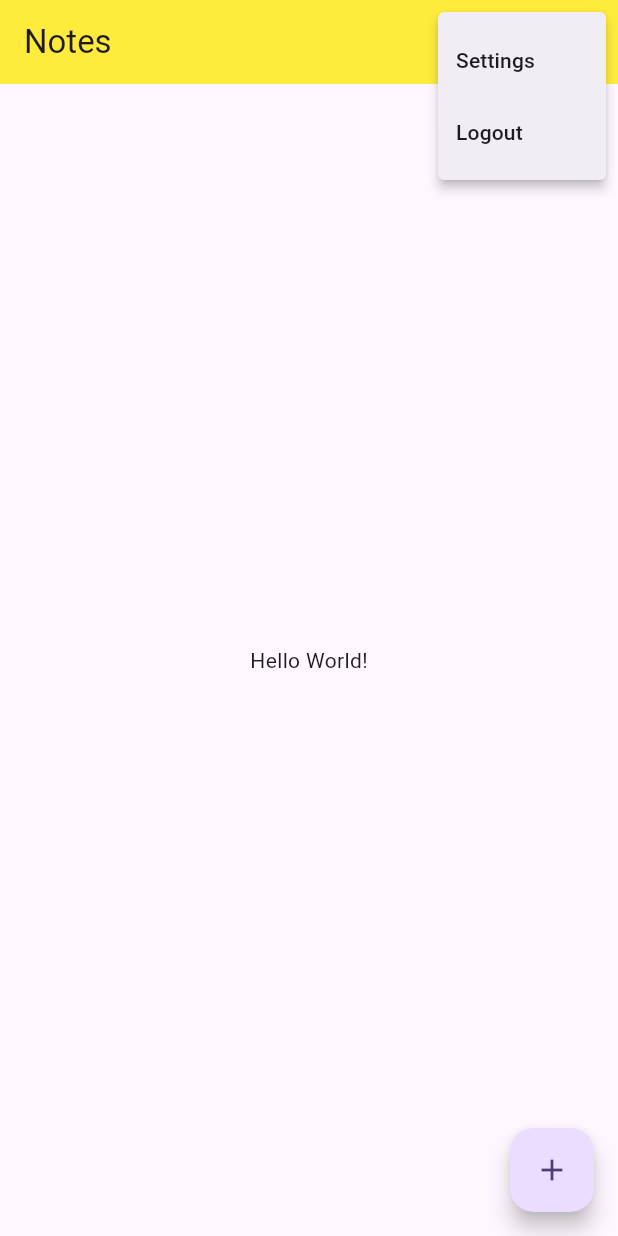
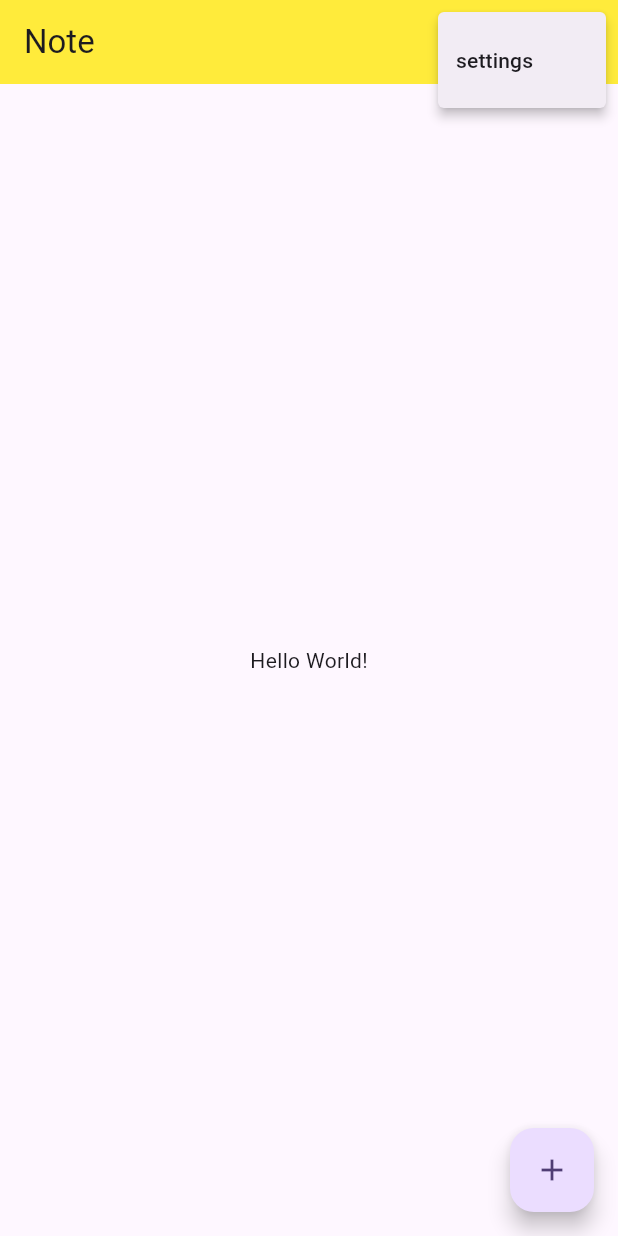
Before and after one commit to SardarHossaini/Notes-App, a Flutter app: the screen it shows after launch, after a tap on the "more vert" icon, on a phone screen of 412 x 824 dp. Run offline on Flutter 3.47's test engine with Material 3 defaults, Android fonts, the phone set to English and light mode, and no system bars.

Commit message:
add the popup menuItem in appBar

```diff
--- a/lib/home.dart
+++ b/lib/home.dart
@@ -2,7 +2,8 @@ import 'package:flutter/material.dart';
 import 'constants.dart';
 
 class MyHomePage extends StatefulWidget {
-  const MyHomePage({super.key});
+  const MyHomePage({super.key, required this.title});
+  final String title;
 
   @override
   State<MyHomePage> createState() => _MyHomePageState();
@@ -13,7 +14,7 @@ class _MyHomePageState extends State<MyHomePage> {
   Widget build(BuildContext context) {
     return Scaffold(
       appBar: AppBar(
-        title: Text('Notes'),
+        title: Text(widget.title),
         backgroundColor: YELLOW,
         actions: [
           IconButton(
@@ -21,25 +22,30 @@ class _MyHomePageState extends State<MyHomePage> {
             onPressed: () {
               // Handle search action
             },
+            tooltip: REMINDER,
           ),
-          PopupMenuButton(itemBuilder: (context) {
-            return [
+          PopupMenuButton(
+            icon: Icon(Icons.more_vert),
+            tooltip: MORE,
+            itemBuilder: (BuildContext context) => [
               PopupMenuItem(
-                child: Text('Settings'),
-                value: 'settings',
+                value: SETTINGS,
+                child: Text(SETTINGS),
               ),
-              PopupMenuItem(
-                child: Text('Logout'),
-                value: 'logout',
-              ),
-            ];
-          }, onSelected: (value) {
-            if (value == 'settings') {
-              // Handle settings action
-            } else if (value == 'logout') {
-              // Handle logout action
-            }
-          }),
+              // PopupMenuItem(
+              //   value: CREATE_NEW_NOTE,
+              //   child: Text(CREATE_NEW_NOTE),
+              // ),
+              // PopupMenuItem(
+              //   value: NOTES,
+              //   child: Text(NOTES),
+              // ),
+            ],
+            initialValue: "",
+            onSelected: (String item) {
+              // openSittingsScreen();
+            },
+          ),
         ],
       ),
       body: Center(
--- a/lib/main.dart
+++ b/lib/main.dart
@@ -18,7 +18,9 @@ class MyApp extends StatelessWidget {
         colorScheme: ColorScheme.fromSeed(seedColor: Colors.deepPurple),
         useMaterial3: true,
       ),
-      home: const MyHomePage(),
+      home: const MyHomePage(
+        title: "Note",
+      ),
     );
   }
 }
```
